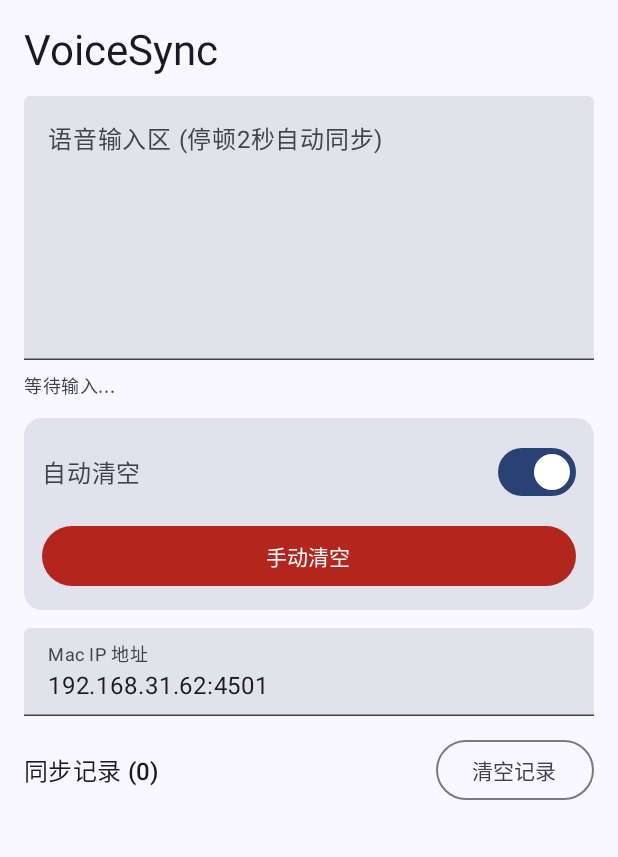
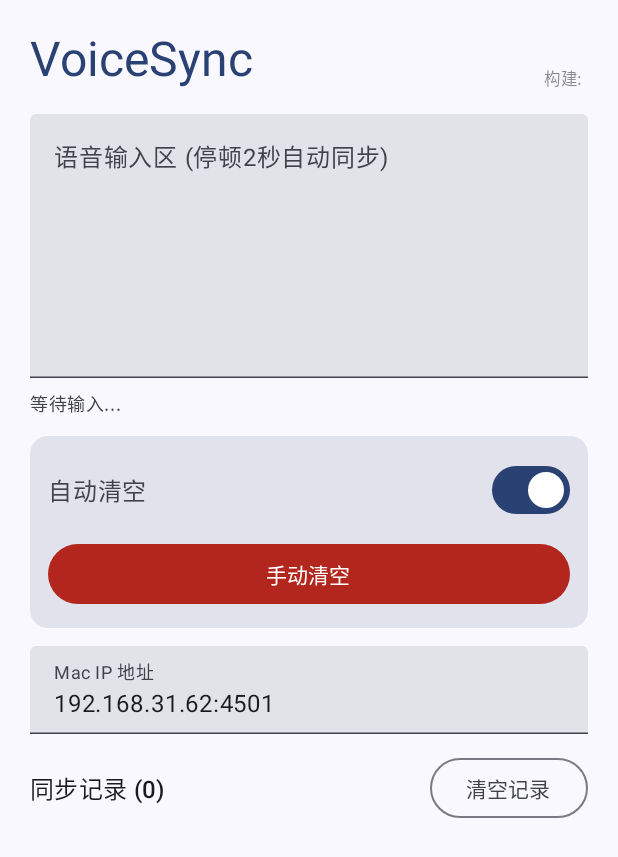
Before and after one commit to sedationh/VoiceSync, an Android app built with Jetpack Compose: the screen it shows after launch (MainActivity), on a phone screen of 412 x 824 dp. Shown: the top 857 px of the screen. Run offline under Robolectric (Android 15) with nearby library versions, the phone set to English and light mode, and no system bars.

Commit message:
feat: Add build time display in MainActivity and ContentView, update build script for dynamic build time generation

```diff
--- a/VoiceSyncAndroid/app/src/main/java/com/sedationh/voicesync/MainActivity.kt
+++ b/VoiceSyncAndroid/app/src/main/java/com/sedationh/voicesync/MainActivity.kt
@@ -52,14 +52,31 @@ class MainActivity : ComponentActivity() {
                 val dateFormat = SimpleDateFormat("HH:mm:ss", Locale.getDefault())
 
                 Scaffold(modifier = Modifier.fillMaxSize()) { innerPadding ->
-                    Column(modifier = Modifier.padding(innerPadding).padding(16.dp).fillMaxSize()) {
-                        // 标题
-                        Text(
-                            text = if (BuildConfig.DEBUG) "VoiceSync (Dev)" else "VoiceSync",
-                            style = MaterialTheme.typography.headlineMedium
-                        )
+                    Column(
+                        modifier = Modifier
+                            .padding(innerPadding)
+                            .padding(20.dp)
+                            .fillMaxSize()
+                    ) {
+                        // 标题和构建时间
+                        Row(
+                            modifier = Modifier.fillMaxWidth(),
+                            horizontalArrangement = Arrangement.SpaceBetween,
+                            verticalAlignment = Alignment.Bottom
+                        ) {
+                            Text(
+                                text = if (BuildConfig.DEBUG) "VoiceSync (Dev)" else "VoiceSync",
+                                style = MaterialTheme.typography.headlineLarge,
+                                color = MaterialTheme.colorScheme.primary
+                            )
+                            Text(
+                                text = "构建: ${BuildConfig.BUILD_TIME}",
+                                style = MaterialTheme.typography.labelSmall,
+                                color = MaterialTheme.colorScheme.onSurfaceVariant.copy(alpha = 0.6f)
+                            )
+                        }
 
-                        Spacer(modifier = Modifier.height(12.dp))
+                        Spacer(modifier = Modifier.height(16.dp))
 
                         // ========== 1. 语音输入区（最上面）==========
                         TextField(
```
Also changed, not shown: VoiceSyncAndroid/app/build.gradle.kts (+13 -0 lines), 5 other files.
